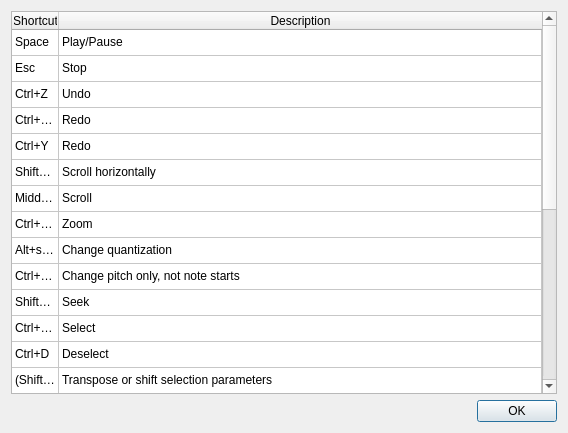
Old version of the form src/editor/ShortcutsDialog.ui in the repository yuxshao/ptcollab.
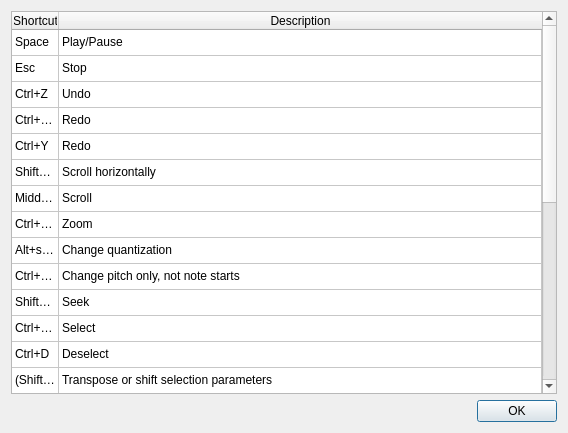
New version of the form.

Commit message: quantize selection

```diff
--- a/src/editor/ShortcutsDialog.ui
+++ b/src/editor/ShortcutsDialog.ui
@@ -165,6 +165,11 @@
        <string>New Row</string>
       </property>
      </row>
+     <row>
+      <property name="text">
+       <string>New Row</string>
+      </property>
+     </row>
      <column>
       <property name="text">
        <string>Shortcut</string>
@@ -425,6 +430,16 @@
        <string>Increase / decrease step size (useful for MIDI)</string>
       </property>
      </item>
+     <item row="25" column="0">
+      <property name="text">
+       <string>Alt+Q</string>
+      </property>
+     </item>
+     <item row="25" column="1">
+      <property name="text">
+       <string>Quantize selection (useful for MIDI)</string>
+      </property>
+     </item>
     </widget>
    </item>
    <item>
```
The commit also changes 4 other files.
